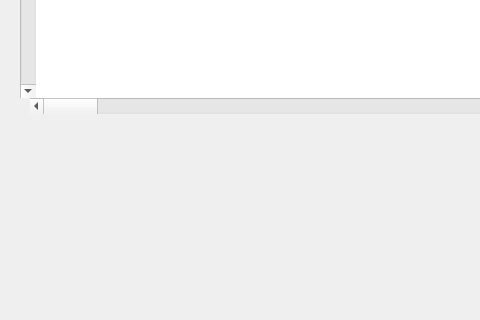
This is ui/mainwindow.ui in PolymorphicAgent/SpectralCanvas as Qt 5 draws it before an edit; both pictures show x 0 to 480 and y 171 to 491 of the 800 by 600 pixel window. The edited form follows.
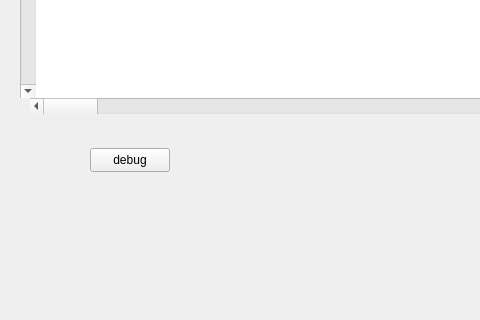
This is the edited form.

Diff of the .ui file:
```diff
--- a/ui/mainwindow.ui
+++ b/ui/mainwindow.ui
@@ -50,6 +50,19 @@
      <enum>Qt::Orientation::Vertical</enum>
     </property>
    </widget>
+   <widget class="QPushButton" name="pushButton">
+    <property name="geometry">
+     <rect>
+      <x>90</x>
+      <y>300</y>
+      <width>80</width>
+      <height>24</height>
+     </rect>
+    </property>
+    <property name="text">
+     <string>debug</string>
+    </property>
+   </widget>
   </widget>
   <widget class="QMenuBar" name="menubar">
    <property name="geometry">
```
Left out of the diff: 2 changed lines with no effect on the pictures.
